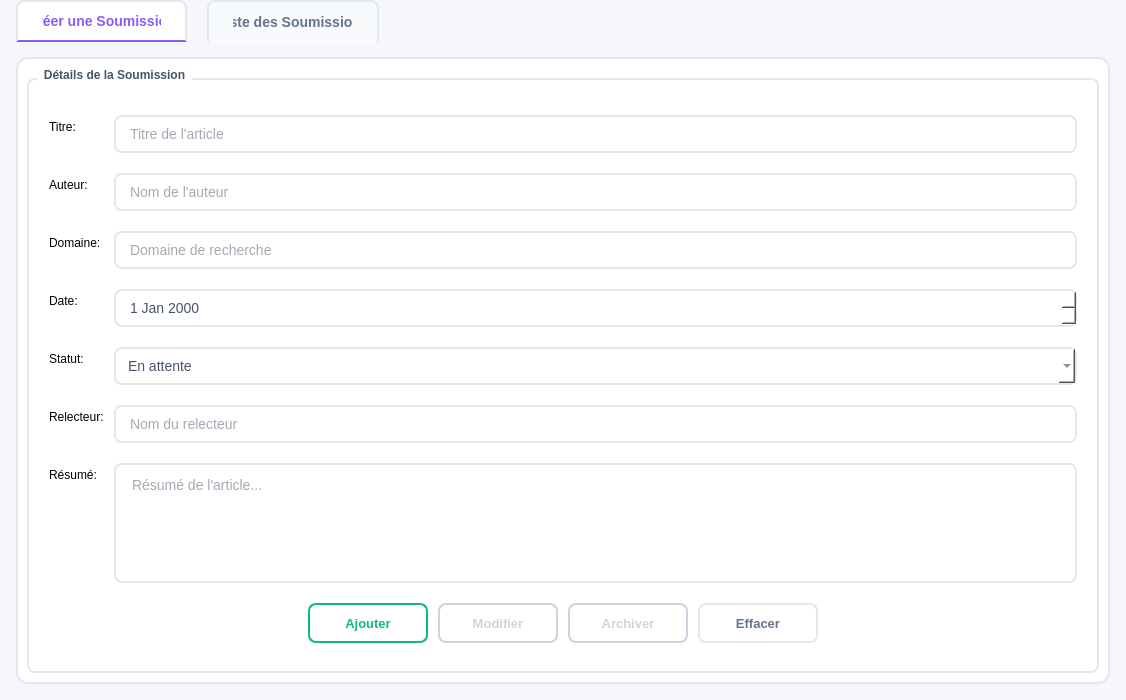
This is submission.ui in Mohamedrayenouerghui/Smart_Reaseach_Publication_Management as Qt 5 draws it before an edit. The edited form follows.
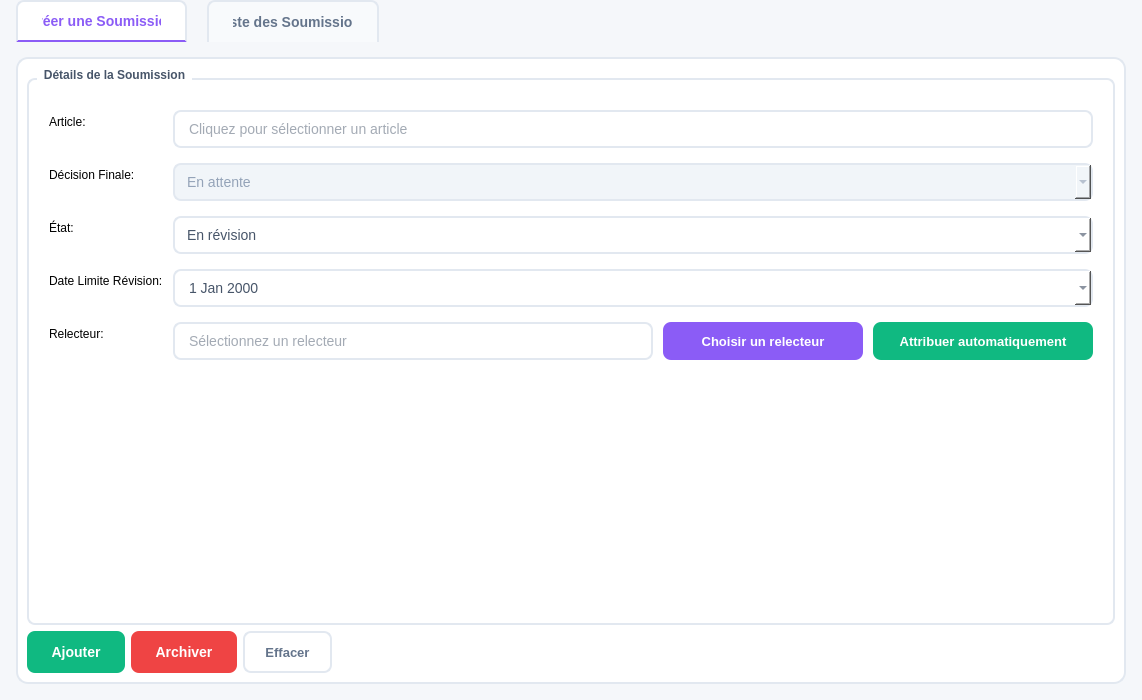
This is the edited form.

Commit message: Mise à jour des fichiers de soumission

```diff
--- a/submission.ui
+++ b/submission.ui
@@ -6,7 +6,7 @@
    <rect>
     <x>0</x>
     <y>0</y>
-    <width>1000</width>
+    <width>1142</width>
     <height>700</height>
    </rect>
   </property>
@@ -119,7 +119,7 @@
           <item row="0" column="0">
            <widget class="QLabel" name="label_titre">
             <property name="text">
-             <string>Titre:</string>
+             <string>Article:</string>
             </property>
            </widget>
           </item>
@@ -150,19 +150,22 @@
 }</string>
             </property>
             <property name="placeholderText">
-             <string>Titre de l'article</string>
+             <string>Cliquez pour sélectionner un article</string>
+            </property>
+            <property name="readOnly">
+             <bool>true</bool>
             </property>
            </widget>
           </item>
           <item row="1" column="0">
-           <widget class="QLabel" name="label_auteur">
+           <widget class="QLabel" name="label_statut">
             <property name="text">
-             <string>Auteur:</string>
+             <string>Décision Finale:</string>
             </property>
            </widget>
           </item>
           <item row="1" column="1">
-           <widget class="QLineEdit" name="authorEdit">
+           <widget class="QComboBox" name="statusCombo">
             <property name="minimumSize">
              <size>
               <width>0</width>
@@ -170,37 +173,46 @@
              </size>
             </property>
             <property name="styleSheet">
-             <string notr="true">QLineEdit {
+             <string notr="true">QComboBox {
     border: 1.5px solid #E2E8F0;
     border-radius: 8px;
     padding: 8px 12px;
-    background: #FFFFFF;
+    background: #F1F5F9;
     font-family: 'Segoe UI', sans-serif;
     font-size: 14px;
-    color: #475569;
+    color: #94A3B8;
 }
-QLineEdit:hover {
-    border-color: #C7D2FE;
-}
-QLineEdit:focus {
-    border-color: #8B5CF6;
-    background-color: #FAFBFF;
-}</string>
+</string>
             </property>
-            <property name="placeholderText">
-             <string>Nom de l'auteur</string>
+            <property name="enabled">
+             <bool>false</bool>
             </property>
+            <item>
+             <property name="text">
+              <string>En attente</string>
+             </property>
+            </item>
+            <item>
+             <property name="text">
+              <string>Accepté</string>
+             </property>
+            </item>
+            <item>
+             <property name="text">
+              <string>Rejeté</string>
+             </property>
+            </item>
            </widget>
           </item>
           <item row="2" column="0">
            <widget class="QLabel" name="label_domaine">
             <property name="text">
-             <string>Domaine:</string>
+             <string>État:</string>
             </property>
            </widget>
           </item>
           <item row="2" column="1">
-           <widget class="QLineEdit" name="domainEdit">
+           <widget class="QComboBox" name="etatCombo">
             <property name="minimumSize">
              <size>
               <width>0</width>
@@ -208,7 +220,7 @@
              </size>
             </property>
             <property name="styleSheet">
-             <string notr="true">QLineEdit {
+             <string notr="true">QComboBox {
     border: 1.5px solid #E2E8F0;
     border-radius: 8px;
     padding: 8px 12px;
@@ -225,15 +237,22 @@
     background-color: #FAFBFF;
 }</string>
             </property>
-            <property name="placeholderText">
-             <string>Domaine de recherche</string>
-            </property>
+            <item>
+             <property name="text">
+              <string>En révision</string>
+             </property>
+            </item>
+            <item>
+             <property name="text">
+              <string>Traité</string>
+             </property>
+            </item>
            </widget>
           </item>
           <item row="3" column="0">
            <widget class="QLabel" name="label_date">
             <property name="text">
-             <string>Date:</string>
+             <string>Date Limite Révision:</string>
             </property>
            </widget>
           </item>
@@ -263,325 +282,260 @@
     background-color: #FAFBFF;
 }</string>
             </property>
-            <property name="readOnly">
-             <bool>true</bool>
-            </property>
             <property name="calendarPopup">
-             <bool>false</bool>
+             <bool>true</bool>
             </property>
            </widget>
           </item>
           <item row="4" column="0">
-           <widget class="QLabel" name="label_statut">
-            <property name="text">
-             <string>Statut:</string>
-            </property>
-           </widget>
-          </item>
-          <item row="4" column="1">
-           <widget class="QComboBox" name="statusCombo">
-            <property name="minimumSize">
-             <size>
-              <width>0</width>
-              <height>38</height>
-             </size>
-            </property>
-            <property name="styleSheet">
-             <string notr="true">QComboBox {
-    border: 1.5px solid #E2E8F0;
-    border-radius: 8px;
-    padding: 8px 12px;
-    background: #FFFFFF;
-    font-family: 'Segoe UI', sans-serif;
-    font-size: 14px;
-    color: #475569;
-}
-QComboBox:hover {
-    border-color: #C7D2FE;
-}
-QComboBox:focus {
-    border-color: #8B5CF6;
-    background-color: #FAFBFF;
-}</string>
-            </property>
-            <item>
-             <property name="text">
-              <string>En attente</string>
-             </property>
-            </item>
-            <item>
-             <property name="text">
-              <string>En révision</string>
-             </property>
-            </item>
-            <item>
-             <property name="text">
-              <string>Accepté</string>
-             </property>
-            </item>
-            <item>
-             <property name="text">
-              <string>Rejeté</string>
-             </property>
-            </item>
-           </widget>
-          </item>
-          <item row="5" column="0">
            <widget class="QLabel" name="label_relecteur">
             <property name="text">
              <string>Relecteur:</string>
             </property>
            </widget>
           </item>
-          <item row="5" column="1">
-           <widget class="QLineEdit" name="reviewerEdit">
-            <property name="minimumSize">
-             <size>
-              <width>0</width>
-              <height>38</height>
-             </size>
-            </property>
-            <property name="styleSheet">
-             <string notr="true">QLineEdit {
-    border: 1.5px solid #E2E8F0;
-    border-radius: 8px;
-    padding: 8px 12px;
-    background: #FFFFFF;
-    font-family: 'Segoe UI', sans-serif;
-    font-size: 14px;
-    color: #475569;
-}
-QLineEdit:hover {
-    border-color: #C7D2FE;
-}
-QLineEdit:focus {
-    border-color: #8B5CF6;
-    background-color: #FAFBFF;
-}</string>
-            </property>
-            <property name="placeholderText">
-             <string>Nom du relecteur</string>
-            </property>
-           </widget>
-          </item>
-          <item row="6" column="0">
-           <widget class="QLabel" name="label_resume">
-            <property name="text">
-             <string>Résumé:</string>
-            </property>
-           </widget>
-          </item>
-          <item row="6" column="1">
-           <widget class="QTextEdit" name="abstractEdit">
-            <property name="maximumSize">
-             <size>
-              <width>16777215</width>
-              <height>120</height>
-             </size>
-            </property>
-            <property name="styleSheet">
-             <string notr="true">QTextEdit {
-    border: 1.5px solid #E2E8F0;
-    border-radius: 8px;
-    padding: 8px 12px;
-    background: #FFFFFF;
-    font-family: 'Segoe UI', sans-serif;
-    font-size: 14px;
-    color: #475569;
-}
-QTextEdit:hover {
-    border-color: #C7D2FE;
-}
-QTextEdit:focus {
-    border-color: #8B5CF6;
-    background-color: #FAFBFF;
-}</string>
-            </property>
-            <property name="placeholderText">
-             <string>Résumé de l'article...</string>
-            </property>
-           </widget>
-          </item>
-          <item row="7" column="0" colspan="2">
-           <layout class="QHBoxLayout" name="crudLayout">
+          <item row="4" column="1">
+           <layout class="QHBoxLayout" name="reviewerLayout">
             <property name="spacing">
              <number>10</number>
             </property>
             <item>
-             <spacer name="horizontalSpacer_3">
-              <property name="orientation">
-               <enum>Qt::Horizontal</enum>
-              </property>
-              <property name="sizeHint" stdset="0">
-               <size>
-                <width>40</width>
-                <height>20</height>
-               </size>
-              </property>
-             </spacer>
-            </item>
-            <item>
-             <widget class="QPushButton" name="addBtn">
+             <widget class="QLineEdit" name="reviewerEdit">
               <property name="minimumSize">
                <size>
-                <width>120</width>
-                <height>40</height>
+                <width>0</width>
+                <height>38</height>
                </size>
               </property>
-              <property name="cursor">
-               <cursorShape>PointingHandCursor</cursorShape>
-              </property>
-              <property name="text">
-               <string>Ajouter</string>
-              </property>
               <property name="styleSheet">
-               <string notr="true">QPushButton { 
-    background-color: transparent; 
-    color: #10B981; 
-    border: 2px solid #10B981; 
-    border-radius: 8px; 
+               <string notr="true">QLineEdit {
+    border: 1.5px solid #E2E8F0;
+    border-radius: 8px;
+    padding: 8px 12px;
+    background: #FFFFFF;
     font-family: 'Segoe UI', sans-serif;
-    font-size: 13px;
-    font-weight: 600; 
-    padding: 8px 20px; 
+    font-size: 14px;
+    color: #475569;
 }
-QPushButton:hover { 
-    background-color: #10B981; 
-    color: white;
+QLineEdit:hover {
+    border-color: #C7D2FE;
+}
+QLineEdit:focus {
+    border-color: #8B5CF6;
+    background-color: #FAFBFF;
 }</string>
               </property>
+              <property name="placeholderText">
+               <string>Sélectionnez un relecteur</string>
+              </property>
+              <property name="readOnly">
+               <bool>true</bool>
+              </property>
              </widget>
             </item>
             <item>
-             <widget class="QPushButton" name="updateBtn">
-              <property name="enabled">
-               <bool>false</bool>
-              </property>
+             <widget class="QPushButton" name="autoAssignBtn">
               <property name="minimumSize">
                <size>
-                <width>120</width>
-                <height>40</height>
+                <width>200</width>
+                <height>38</height>
                </size>
               </property>
-              <property name="cursor">
-               <cursorShape>PointingHandCursor</cursorShape>
-              </property>
-              <property name="text">
-               <string>Modifier</string>
-              </property>
-              <property name="styleSheet">
-               <string notr="true">QPushButton { 
-    background-color: transparent; 
-    color: #3B82F6; 
-    border: 2px solid #3B82F6; 
-    border-radius: 8px; 
-    font-family: 'Segoe UI', sans-serif;
-    font-size: 13px;
-    font-weight: 600; 
-    padding: 8px 20px; 
-}
-QPushButton:hover { 
-    background-color: #3B82F6; 
-    color: white;
-}
-QPushButton:disabled { 
-    background-color: transparent;
-    color: #CBD5E1;
-    border-color: #CBD5E1;
-}</string>
-              </property>
-             </widget>
-            </item>
-            <item>
-             <widget class="QPushButton" name="deleteBtn">
-              <property name="enabled">
-               <bool>false</bool>
-              </property>
-              <property name="minimumSize">
+              <property name="maximumSize">
                <size>
-                <width>120</width>
-                <height>40</height>
+                <width>200</width>
+                <height>38</height>
                </size>
               </property>
               <property name="cursor">
                <cursorShape>PointingHandCursor</cursorShape>
               </property>
-              <property name="text">
-               <string>Archiver</string>
-              </property>
               <property name="styleSheet">
-               <string notr="true">QPushButton { 
-    background-color: transparent; 
-    color: #EF4444; 
-    border: 2px solid #EF4444; 
-    border-radius: 8px; 
+               <string notr="true">QPushButton {
+    background-color: #8B5CF6;
+    color: white;
+    border: none;
+    border-radius: 8px;
     font-family: 'Segoe UI', sans-serif;
     font-size: 13px;
-    font-weight: 600; 
-    padding: 8px 20px; 
+    font-weight: 600;
+    padding: 8px 16px;
 }
 QPushButton:hover { 
     background-color: #EF4444; 
     color: white;
 }
-QPushButton:disabled { 
-    background-color: transparent;
-    color: #CBD5E1;
-    border-color: #CBD5E1;
+QPushButton:pressed {
+    background-color: #6D28D9;
 }</string>
               </property>
+              <property name="text">
+               <string>Choisir un relecteur</string>
+              </property>
              </widget>
             </item>
             <item>
-             <widget class="QPushButton" name="clearBtn">
+             <widget class="QPushButton" name="autoAddBtn">
               <property name="minimumSize">
                <size>
-                <width>120</width>
-                <height>40</height>
+                <width>220</width>
+                <height>38</height>
                </size>
               </property>
+              <property name="maximumSize">
+               <size>
+                <width>220</width>
+                <height>38</height>
+               </size>
+              </property>
               <property name="cursor">
                <cursorShape>PointingHandCursor</cursorShape>
               </property>
-              <property name="text">
-               <string>Effacer</string>
-              </property>
               <property name="styleSheet">
-               <string notr="true">QPushButton { 
-    background-color: transparent; 
-    color: #64748B; 
-    border: 2px solid #E2E8F0; 
-    border-radius: 8px; 
+               <string notr="true">QPushButton {
+    background-color: #10B981;
+    color: white;
+    border: none;
+    border-radius: 8px;
     font-family: 'Segoe UI', sans-serif;
     font-size: 13px;
-    font-weight: 600; 
-    padding: 8px 20px; 
+    font-weight: 600;
+    padding: 8px 16px;
 }
-QPushButton:hover { 
-    background-color: #F8FAFC;
-    border-color: #CBD5E1;
+QPushButton:hover {
+    background-color: #059669;
+}
+QPushButton:pressed {
+    background-color: #047857;
 }</string>
               </property>
-             </widget>
-            </item>
-            <item>
-             <spacer name="horizontalSpacer_4">
-              <property name="orientation">
-               <enum>Qt::Horizontal</enum>
+              <property name="text">
+               <string>Attribuer automatiquement</string>
               </property>
-              <property name="sizeHint" stdset="0">
-               <size>
-                <width>40</width>
-                <height>20</height>
-               </size>
-              </property>
-             </spacer>
+             </widget>
             </item>
            </layout>
           </item>
          </layout>
         </widget>
        </item>
+       <item>
+        <layout class="QHBoxLayout" name="buttonLayout">
+         <item>
+          <widget class="QPushButton" name="addBtn">
+           <property name="minimumSize">
+            <size>
+             <width>0</width>
+             <height>42</height>
+            </size>
+           </property>
+           <property name="cursor">
+            <cursorShape>PointingHandCursor</cursorShape>
+           </property>
+           <property name="styleSheet">
+            <string notr="true">QPushButton {
+    background-color: #10B981;
+    color: white;
+    border: none;
+    border-radius: 8px;
+    font-family: 'Segoe UI', sans-serif;
+    font-size: 14px;
+    font-weight: 600;
+    padding: 10px 24px;
+}
+QPushButton:hover {
+    background-color: #059669;
+}
+QPushButton:pressed {
+    background-color: #047857;
+}</string>
+           </property>
+           <property name="text">
+            <string>Ajouter</string>
+           </property>
+          </widget>
+         </item>
+         <item>
+          <widget class="QPushButton" name="deleteBtn">
+           <property name="minimumSize">
+            <size>
+             <width>0</width>
+             <height>42</height>
+            </size>
+           </property>
+           <property name="cursor">
+            <cursorShape>PointingHandCursor</cursorShape>
+           </property>
+           <property name="styleSheet">
+            <string notr="true">QPushButton {
+    background-color: #EF4444;
+    color: white;
+    border: none;
+    border-radius: 8px;
+    font-family: 'Segoe UI', sans-serif;
+    font-size: 14px;
+    font-weight: 600;
+    padding: 10px 24px;
+}
+QPushButton:hover {
+    background-color: #DC2626;
+}
+QPushButton:pressed {
+    background-color: #B91C1C;
+}</string>
+           </property>
+           <property name="text">
+            <string>Archiver</string>
+           </property>
+          </widget>
+         </item>
+         <item>
+          <widget class="QPushButton" name="clearBtn">
+           <property name="minimumSize">
+            <size>
+             <width>0</width>
+             <height>42</height>
+            </size>
+           </property>
+           <property name="cursor">
+            <cursorShape>PointingHandCursor</cursorShape>
+           </property>
+           <property name="styleSheet">
+            <string notr="true">QPushButton {
+    background-color: transparent;
+    color: #64748B;
+    border: 2px solid #E2E8F0;
+    border-radius: 8px;
+    font-family: 'Segoe UI', sans-serif;
+    font-size: 13px;
+    font-weight: 600;
+    padding: 8px 20px;
+}
+QPushButton:hover {
+    background-color: #F8FAFC;
+    border-color: #CBD5E1;
+}</string>
+           </property>
+           <property name="text">
+            <string>Effacer</string>
+           </property>
+          </widget>
+         </item>
+         <item>
+          <spacer name="horizontalSpacer_4">
+           <property name="orientation">
+            <enum>Qt::Orientation::Horizontal</enum>
+           </property>
+           <property name="sizeHint" stdset="0">
+            <size>
+             <width>40</width>
+             <height>20</height>
+            </size>
+           </property>
+          </spacer>
+         </item>
+        </layout>
+       </item>
       </layout>
      </widget>
      <widget class="QWidget" name="tabList">
```
Left out of the diff: 151 changed lines with no effect on the pictures. The commit also changes 2 other files.
